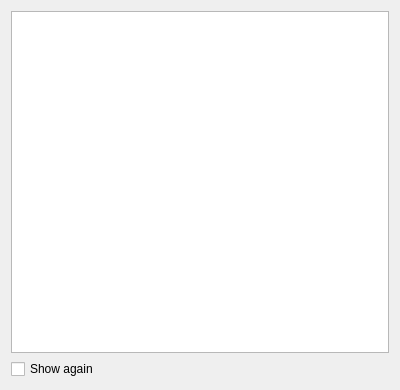
Above: modules/gui/d_help.ui from IvanFeofanov/sudoker before the change. Below: the same form after it.
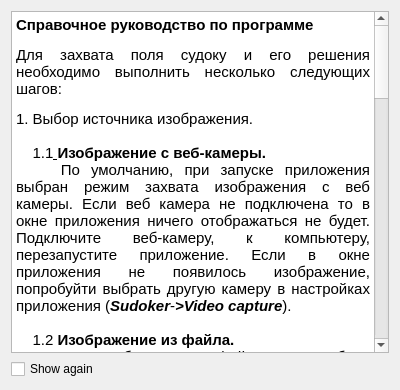
That is the form after the change.

Diff of the .ui file:
```diff
--- a/modules/gui/d_help.ui
+++ b/modules/gui/d_help.ui
@@ -15,7 +15,28 @@
   </property>
   <layout class="QVBoxLayout" name="verticalLayout">
    <item>
-    <widget class="QTextBrowser" name="textBrowser"/>
+    <widget class="QTextBrowser" name="textBrowser">
+     <property name="html">
+      <string>&lt;!DOCTYPE HTML PUBLIC &quot;-//W3C//DTD HTML 4.0//EN&quot; &quot;http://www.w3.org/TR/REC-html40/strict.dtd&quot;&gt;
+&lt;html&gt;&lt;head&gt;&lt;meta name=&quot;qrichtext&quot; content=&quot;1&quot; /&gt;&lt;style type=&quot;text/css&quot;&gt;
+p, li { white-space: pre-wrap; }
+&lt;/style&gt;&lt;/head&gt;&lt;body style=&quot; font-family:'Ubuntu'; font-size:11pt; font-weight:400; font-style:normal;&quot;&gt;
+&lt;p style=&quot; margin-top:12px; margin-bottom:12px; margin-left:0px; margin-right:0px; -qt-block-indent:0; text-indent:0px;&quot;&gt;&lt;span style=&quot; font-weight:600;&quot;&gt;Справочное руководство по программе&lt;/span&gt;&lt;/p&gt;
+&lt;p align=&quot;justify&quot; style=&quot; margin-top:12px; margin-bottom:12px; margin-left:0px; margin-right:0px; -qt-block-indent:0; text-indent:0px;&quot;&gt;Для захвата поля судоку и его решения необходимо выполнить несколько следующих шагов:&lt;/p&gt;
+&lt;p align=&quot;justify&quot; style=&quot; margin-top:12px; margin-bottom:12px; margin-left:0px; margin-right:0px; -qt-block-indent:0; text-indent:0px;&quot;&gt;1. Выбор источника изображения.&lt;br /&gt;&lt;br /&gt;    1.1&lt;span style=&quot; text-decoration: underline;&quot;&gt; &lt;/span&gt;&lt;span style=&quot; font-weight:600;&quot;&gt;Изображение с веб-камеры.&lt;/span&gt;&lt;span style=&quot; text-decoration: underline;&quot;&gt;&lt;br /&gt;&lt;/span&gt;    По умолчанию, при запуске приложения выбран режим захвата изображения с веб камеры. Если веб камера не подключена то в окне приложения ничего отображаться не будет. Подключите веб-камеру, к компьютеру, перезапустите приложение. Если в окне приложения не появилось изображение, попробуйти выбрать другую камеру в настройках приложения (&lt;span style=&quot; font-weight:600; font-style:italic;&quot;&gt;Sudoker&lt;/span&gt;-&lt;span style=&quot; font-weight:600; font-style:italic;&quot;&gt;&amp;gt;Video capture&lt;/span&gt;). &lt;br /&gt;&lt;br /&gt;    1.2 &lt;span style=&quot; font-weight:600;&quot;&gt;Изображение из файла.&lt;/span&gt;&lt;br /&gt;    Открыть изображения из файла можно выбрав в меню &lt;span style=&quot; font-weight:600; font-style:italic;&quot;&gt;Sudoker &lt;/span&gt;пункт &lt;span style=&quot; font-weight:600; font-style:italic;&quot;&gt;Image from file &lt;/span&gt;(или используя комбинацию клавиш&lt;span style=&quot; font-weight:600; font-style:italic;&quot;&gt; Ctrl + O &lt;/span&gt;).&lt;br /&gt;&lt;/p&gt;
+&lt;p align=&quot;justify&quot; style=&quot; margin-top:12px; margin-bottom:12px; margin-left:0px; margin-right:0px; -qt-block-indent:0; text-indent:0px;&quot;&gt;2. Выбор режима работы.&lt;br /&gt;&lt;br /&gt;    2.1 &lt;span style=&quot; font-weight:600;&quot;&gt;Режим распознования.&lt;br /&gt;    &lt;/span&gt;В этом режиме происходит только захват поля и распознование цифр. Включение этого режима происходит при отключегом режиме решения(&lt;span style=&quot; font-weight:600;&quot;&gt;Solve&lt;/span&gt;).&lt;/p&gt;
+&lt;p align=&quot;justify&quot; style=&quot; margin-top:12px; margin-bottom:12px; margin-left:0px; margin-right:0px; -qt-block-indent:0; text-indent:0px;&quot;&gt;    2.2 &lt;span style=&quot; font-weight:600;&quot;&gt;Режим решения.&lt;br /&gt;    &lt;/span&gt;Этот режим можно включить кнопкой &lt;span style=&quot; font-weight:600;&quot;&gt;Solve &lt;/span&gt;на панели инструментов или в меню &lt;span style=&quot; font-weight:600;&quot;&gt;Mode&lt;/span&gt;. Он также включен по умолчанию.&lt;/p&gt;
+&lt;p align=&quot;justify&quot; style=&quot; margin-top:12px; margin-bottom:12px; margin-left:0px; margin-right:0px; -qt-block-indent:0; text-indent:0px;&quot;&gt;&lt;br /&gt;3. Захват поля.&lt;br /&gt;    3.1 &lt;span style=&quot; font-weight:600;&quot;&gt;Для успешного захвата игрового поля должны выполняться несколько условий:&lt;/span&gt;&lt;br /&gt;&lt;br /&gt;1) Изображение поля должно быть повернуто в плоскости     изображения не более чем на 45 градусов. Перевернутое изображение будет распознано не верно.&lt;br /&gt;&lt;br /&gt;2) Сторона квадрата игрового поля должна быть больше половины меньшей стороны фокуса камеры.&lt;/p&gt;
+&lt;p align=&quot;justify&quot; style=&quot; margin-top:12px; margin-bottom:12px; margin-left:0px; margin-right:0px; -qt-block-indent:0; text-indent:0px;&quot;&gt;3) Изображение не должно быть сильно зашумленно.&lt;/p&gt;
+&lt;p align=&quot;justify&quot; style=&quot; margin-top:12px; margin-bottom:12px; margin-left:0px; margin-right:0px; -qt-block-indent:0; text-indent:0px;&quot;&gt;4) Граница поля не должна быть нарушена инородными объектами.&lt;/p&gt;
+&lt;p align=&quot;justify&quot; style=&quot; margin-top:12px; margin-bottom:12px; margin-left:0px; margin-right:0px; -qt-block-indent:0; text-indent:0px;&quot;&gt;    3.2  &lt;span style=&quot; font-weight:600;&quot;&gt;Статичное изображение.&lt;/span&gt;&lt;/p&gt;
+&lt;p align=&quot;justify&quot; style=&quot; margin-top:12px; margin-bottom:12px; margin-left:0px; margin-right:0px; -qt-block-indent:0; text-indent:0px;&quot;&gt;Если было выбрано изображение из файла и выполняются все вышеперечисленные требования то поле будет успешно захвачено, распознано и решено.&lt;br /&gt;Если какие либо требования были нарушены поле может быть не захвачено или неправильно распознано.&lt;/p&gt;
+&lt;p align=&quot;justify&quot; style=&quot; margin-top:12px; margin-bottom:12px; margin-left:0px; margin-right:0px; -qt-block-indent:0; text-indent:0px;&quot;&gt;    3.3 &lt;span style=&quot; font-weight:600;&quot;&gt;Изображение с камеры.&lt;/span&gt;&lt;/p&gt;
+&lt;p align=&quot;justify&quot; style=&quot; margin-top:12px; margin-bottom:12px; margin-left:0px; margin-right:0px; -qt-block-indent:0; text-indent:0px;&quot;&gt;Для захвата судоку с веб-камеры необходимо поместить изображение с полем перед камерой. Если контур поля обведен красным - значит поле не удается захватить из-за движения в кадре, нужно добиться того чтобы поля изображение было максимальное неподвижно. Если это не удается сделать можно попробывать уменьшить чуствительность к движению или полностью отключить проверку на движение в настройках (&lt;span style=&quot; font-weight:600; font-style:italic;&quot;&gt;Sudoker-&amp;gt;Preferences&lt;/span&gt;).&lt;/p&gt;
+&lt;p align=&quot;justify&quot; style=&quot; margin-top:12px; margin-bottom:12px; margin-left:0px; margin-right:0px; -qt-block-indent:0; text-indent:0px;&quot;&gt;    3.4 &lt;span style=&quot; font-weight:600;&quot;&gt;Продолжение захвата.&lt;/span&gt;&lt;/p&gt;
+&lt;p align=&quot;justify&quot; style=&quot; margin-top:12px; margin-bottom:12px; margin-left:0px; margin-right:0px; -qt-block-indent:0; text-indent:0px;&quot;&gt;В случае успешного захвата  игрового поля судоку, приложение переходит в режим просмотра, при этом изображение становится неподвижным. Для того чтобы продолжить работу можно нажав клавишу &lt;span style=&quot; font-weight:600; font-style:italic;&quot;&gt;Esc&lt;/span&gt;  или кнопку &lt;span style=&quot; font-weight:600; font-style:italic;&quot;&gt;Continue&lt;/span&gt; на панели инструментов.&lt;/p&gt;&lt;/body&gt;&lt;/html&gt;</string>
+     </property>
+    </widget>
    </item>
    <item>
     <widget class="QCheckBox" name="checkBoxShowAgain">
```
